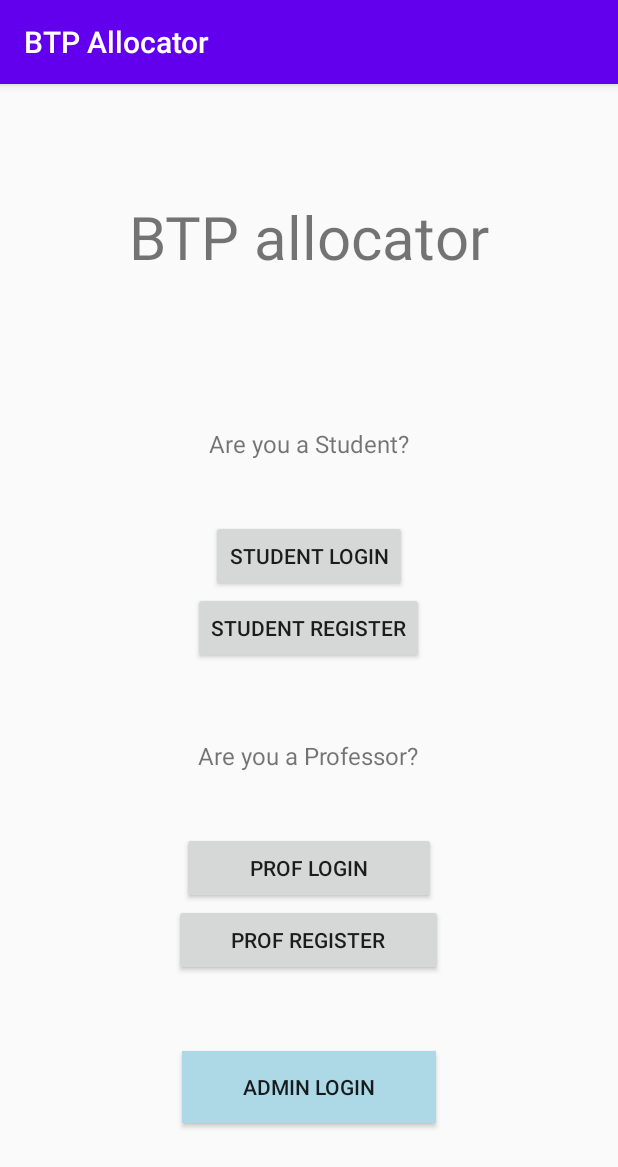
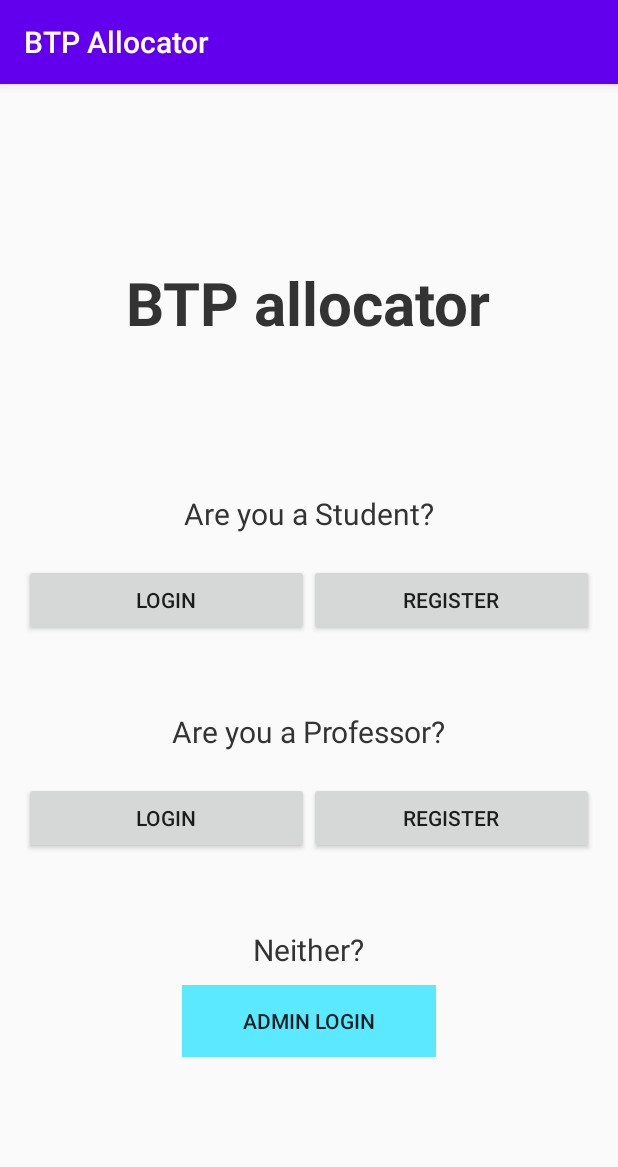
Before and after one commit to rum22/btp_allocator, an Android app: the screen it shows after launch (MainActivity), on a phone screen of 412 x 824 dp. Shown: the top 1167 px of the screen. Run offline under Robolectric (Android 15) with nearby library versions, the phone set to English and light mode, and no system bars.

Commit message:
index page improvement

```diff
--- a/app/src/main/res/layout/activity_main.xml
+++ b/app/src/main/res/layout/activity_main.xml
@@ -24,7 +24,9 @@
             android:layout_height="wrap_content"
             android:layout_marginBottom="50dp"
             android:text="BTP allocator"
+            android:textStyle="bold"
             android:textSize="40sp"
+            android:textColor="#333333"
             app:layout_constraintBottom_toBottomOf="parent"
             app:layout_constraintHorizontal_bias="0.498"
             app:layout_constraintLeft_toLeftOf="parent"
@@ -37,20 +39,27 @@
             android:layout_width="wrap_content"
             android:layout_height="wrap_content"
             android:layout_marginTop="50dp"
-            android:layout_marginBottom="40dp"
+            android:layout_marginBottom="20dp"
             android:text="Are you a Student?"
-            android:textSize="16sp"
+            android:textColor="#333333"
+            android:textSize="20sp"
             app:layout_constraintBottom_toTopOf="@+id/button"
             app:layout_constraintEnd_toEndOf="parent"
             app:layout_constraintStart_toStartOf="parent"
             app:layout_constraintTop_toBottomOf="@+id/textView"
             app:layout_constraintVertical_bias="0.779" />
 
+        <LinearLayout
+            android:layout_width="match_parent"
+            android:layout_height="wrap_content">
+
             <Button
                 android:id="@+id/btnStudentLogin"
-            android:layout_width="wrap_content"
+                android:layout_width="0dp"
+                android:layout_weight="1"
                 android:layout_height="wrap_content"
-            android:text="Student Login"
+                android:text="Login"
+
                 app:layout_constraintBottom_toBottomOf="parent"
                 app:layout_constraintEnd_toEndOf="parent"
                 app:layout_constraintHorizontal_bias="0.498"
@@ -60,23 +69,62 @@
 
             <Button
                 android:id="@+id/btnStudentRegister"
-            android:layout_width="wrap_content"
+                android:layout_width="0dp"
+                android:layout_weight="1"
                 android:layout_height="wrap_content"
-            android:text="Student Register"
+                android:text="Register"
                 app:layout_constraintBottom_toBottomOf="parent"
                 app:layout_constraintEnd_toEndOf="parent"
                 app:layout_constraintStart_toStartOf="parent"
                 app:layout_constraintTop_toBottomOf="@+id/button"
                 app:layout_constraintVertical_bias="0.079" />
 
+        </LinearLayout>
+
         <TextView
             android:id="@+id/textView10"
             android:layout_width="wrap_content"
             android:layout_height="wrap_content"
             android:layout_marginTop="50dp"
-            android:layout_marginBottom="40dp"
+            android:layout_marginBottom="20dp"
             android:text="Are you a Professor?"
-            android:textSize="16sp"
+            android:textColor="#333333"
+            android:textSize="20sp"
+            app:layout_constraintBottom_toBottomOf="parent"
+            app:layout_constraintEnd_toEndOf="parent"
+            app:layout_constraintStart_toStartOf="parent"
+            app:layout_constraintTop_toBottomOf="@+id/button2"
+            app:layout_constraintVertical_bias="0.156" />
+
+    <LinearLayout
+        android:layout_width="match_parent"
+        android:layout_height="wrap_content">
+
+        <Button
+            android:id="@+id/btnProfLogin"
+            android:layout_width="0dp"
+            android:layout_weight="1"
+            android:layout_height="wrap_content"
+            android:text="Login" />
+
+        <Button
+            android:id="@+id/btnProfRegister"
+            android:layout_width="0dp"
+            android:layout_weight="1"
+            android:layout_height="wrap_content"
+            android:text="Register" />
+
+    </LinearLayout>
+
+        <TextView
+            android:id="@+id/textView11"
+            android:layout_width="wrap_content"
+            android:layout_height="wrap_content"
+            android:layout_marginTop="50dp"
+            android:layout_marginBottom="0dp"
+            android:text="Neither?"
+            android:textSize="20sp"
+            android:textColor="#333333"
             app:layout_constraintBottom_toBottomOf="parent"
             app:layout_constraintEnd_toEndOf="parent"
             app:layout_constraintStart_toStartOf="parent"
@@ -84,23 +132,12 @@
             app:layout_constraintVertical_bias="0.156" />
 
         <Button
-            android:id="@+id/btnProfLogin"
-            android:layout_width="169dp"
-            android:layout_height="wrap_content"
-            android:text="Prof Login" />
-
-        <Button
-            android:id="@+id/btnProfRegister"
-            android:layout_width="179dp"
-            android:layout_height="wrap_content"
-            android:text="Prof Register" />
-
-        <Button
             android:id="@+id/btnAdminLogin"
             android:layout_width="169dp"
             android:layout_height="wrap_content"
-            android:layout_marginTop="50dp"
-            android:background="#ADD8E6"
+            style="@style/Widget.AppCompat.Button.Borderless"
+            android:background="#5ae9ff"
+            android:layout_marginTop="10dp"
             android:text="Admin Login" />
 
     </LinearLayout>
```
Lines whose indentation alone changed are shown as unchanged.
